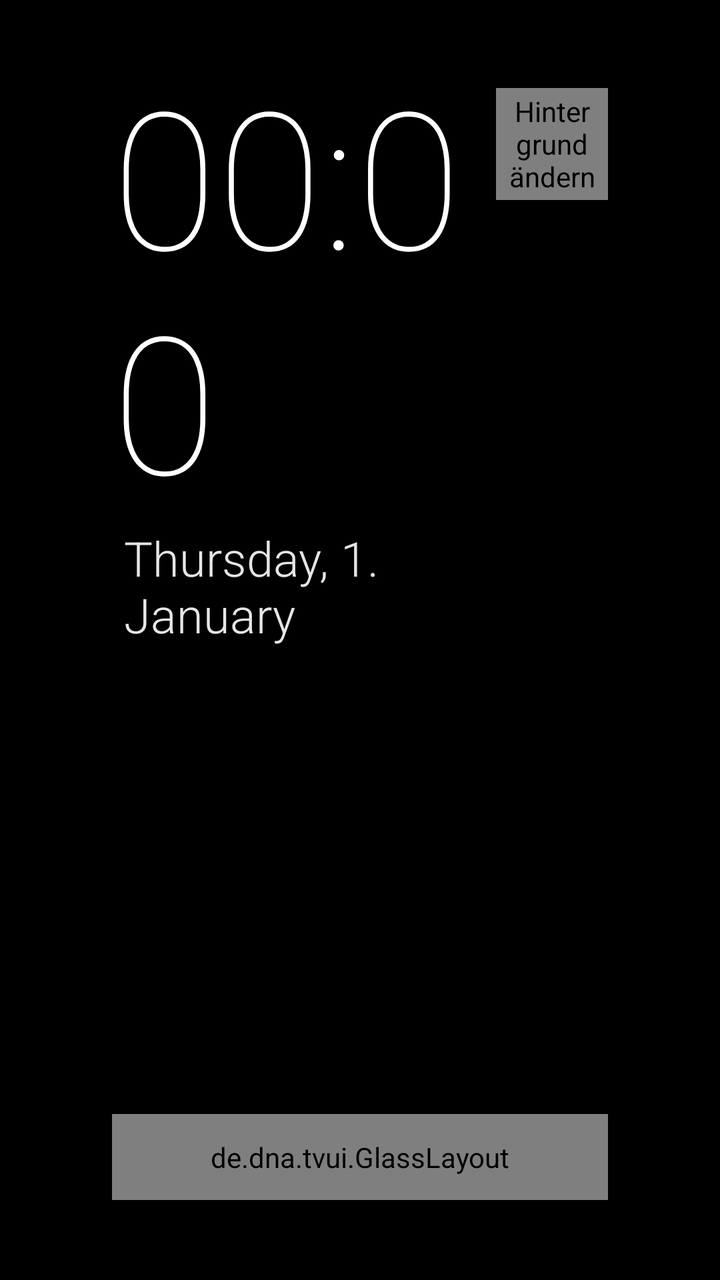
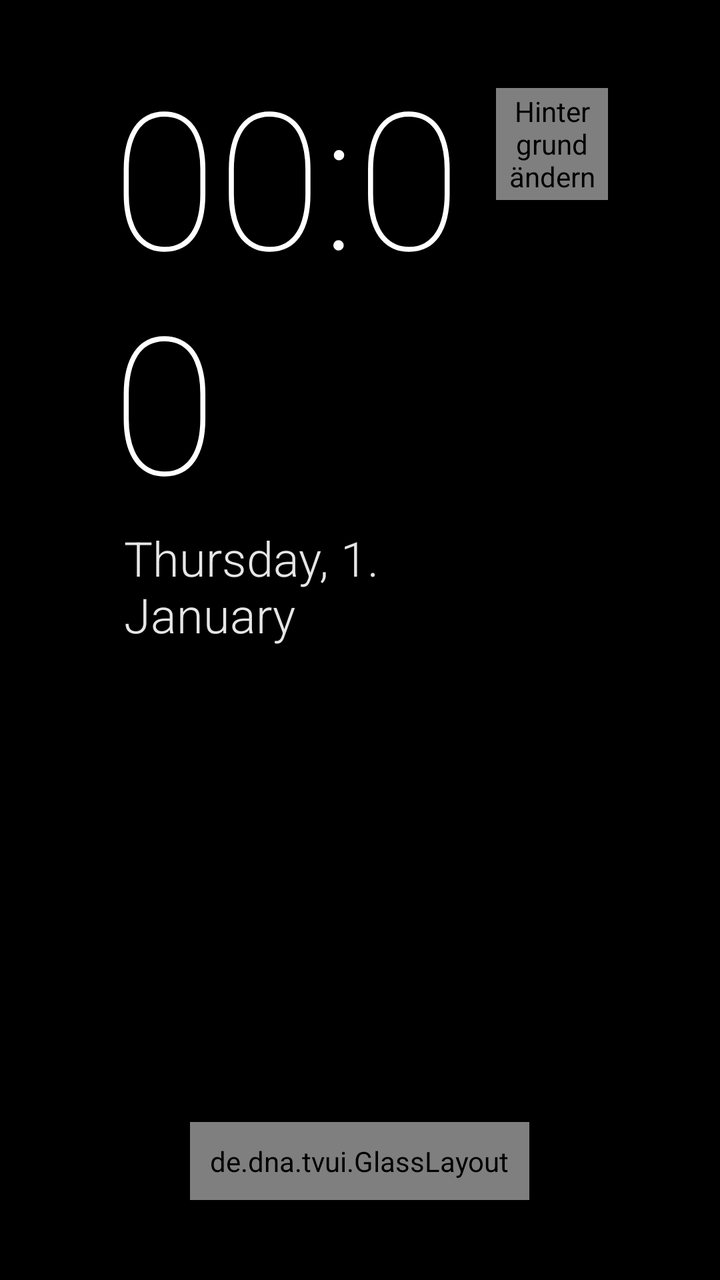

The first picture is an Android layout as it rendered before a commit; the second is the same layout after the commit. The layout source and the unified diff follow.
<!-- AndroidManifest.xml: application theme Theme.TVUI -->
<!-- res/layout/activity_main.xml -->
<?xml version="1.0" encoding="utf-8"?>
<FrameLayout xmlns:android="http://schemas.android.com/apk/res/android"
    android:layout_width="match_parent"
    android:layout_height="match_parent"
    android:background="#FF000000">

    <ImageView
        android:id="@+id/wallpaper"
        android:layout_width="match_parent"
        android:layout_height="match_parent"
        android:importantForAccessibility="no"
        android:scaleType="centerCrop" />

    <LinearLayout
        android:id="@+id/content"
        android:layout_width="match_parent"
        android:layout_height="match_parent"
        android:clipChildren="false"
        android:clipToPadding="false"
        android:orientation="vertical"
        android:paddingStart="56dp"
        android:paddingTop="36dp"
        android:paddingEnd="56dp"
        android:paddingBottom="40dp">

        <LinearLayout
            android:layout_width="match_parent"
            android:layout_height="wrap_content"
            android:clipChildren="false"
            android:orientation="horizontal">

            <LinearLayout
                android:layout_width="0dp"
                android:layout_height="wrap_content"
                android:layout_weight="1"
                android:orientation="vertical">

                <TextClock
                    android:id="@+id/clock"
                    android:layout_width="wrap_content"
                    android:layout_height="wrap_content"
                    android:fontFamily="sans-serif-thin"
                    android:format12Hour="HH:mm"
                    android:format24Hour="HH:mm"
                    android:includeFontPadding="false"
                    android:shadowColor="#55000000"
                    android:shadowRadius="18"
                    android:textColor="#FFFFFFFF"
                    android:textSize="96sp" />

                <TextClock
                    android:id="@+id/date"
                    android:layout_width="wrap_content"
                    android:layout_height="wrap_content"
                    android:layout_marginStart="6dp"
                    android:layout_marginTop="2dp"
                    android:fontFamily="sans-serif-light"
                    android:format12Hour="EEEE, d. MMMM"
                    android:format24Hour="EEEE, d. MMMM"
                    android:shadowColor="#55000000"
                    android:shadowRadius="12"
                    android:textColor="#E6FFFFFF"
                    android:textSize="24sp" />
            </LinearLayout>

            <de.dna.tvui.GlassLayout
                android:id="@+id/settingsButton"
                android:layout_width="56dp"
                android:layout_height="56dp"
                android:layout_marginTop="8dp"
                android:clickable="true"
                android:contentDescription="Hintergrund ändern"
                android:focusable="true">

                <ImageView
                    android:layout_width="26dp"
                    android:layout_height="26dp"
                    android:layout_gravity="center"
                    android:importantForAccessibility="no"
                    android:src="@drawable/ic_settings" />
            </de.dna.tvui.GlassLayout>
        </LinearLayout>

        <Space
            android:layout_width="match_parent"
            android:layout_height="0dp"
            android:layout_weight="1" />

        <TextView
            android:id="@+id/appName"
            android:layout_width="wrap_content"
            android:layout_height="wrap_content"
            android:layout_marginStart="10dp"
            android:layout_marginBottom="12dp"
            android:fontFamily="sans-serif-light"
            android:shadowColor="#66000000"
            android:shadowRadius="10"
            android:singleLine="true"
            android:textColor="#FFFFFFFF"
            android:textSize="20sp" />

        <de.dna.tvui.GlassLayout
            android:id="@+id/dock"
            android:layout_width="match_parent"
            android:layout_height="wrap_content"
            android:clipChildren="false"
            android:clipToPadding="false"
            android:padding="12dp">

            <HorizontalScrollView
                android:id="@+id/appScroll"
                android:layout_width="match_parent"
                android:layout_height="wrap_content"
                android:clipChildren="false"
                android:clipToPadding="false"
                android:overScrollMode="never"
                android:scrollbars="none">

                <LinearLayout
                    android:id="@+id/appRow"
                    android:layout_width="wrap_content"
                    android:layout_height="wrap_content"
                    android:clipChildren="false"
                    android:clipToPadding="false"
                    android:orientation="horizontal"
                    android:padding="12dp" />
            </HorizontalScrollView>
        </de.dna.tvui.GlassLayout>
    </LinearLayout>

    
    <FrameLayout
        android:id="@+id/overlay"
        android:layout_width="match_parent"
        android:layout_height="match_parent"
        android:background="#73000000"
        android:clickable="true"
        android:visibility="gone">

        <de.dna.tvui.GlassLayout
            android:id="@+id/settingsCard"
            android:layout_width="740dp"
            android:layout_height="wrap_content"
            android:layout_gravity="center"
            android:clickable="true"
            android:clipChildren="false"
            android:clipToPadding="false"
            android:padding="32dp">

            <LinearLayout
                android:layout_width="match_parent"
                android:layout_height="wrap_content"
                android:clipChildren="false"
                android:clipToPadding="false"
                android:orientation="vertical">

                <TextView
                    android:layout_width="wrap_content"
                    android:layout_height="wrap_content"
                    android:fontFamily="sans-serif-light"
                    android:text="Hintergrund"
                    android:textColor="#FFFFFFFF"
                    android:textSize="30sp" />

                <TextView
                    android:layout_width="wrap_content"
                    android:layout_height="wrap_content"
                    android:layout_marginTop="2dp"
                    android:layout_marginBottom="14dp"
                    android:text="Wähle einen Verlauf oder schick ein eigenes Foto vom iPad."
                    android:textColor="#B3FFFFFF"
                    android:textSize="16sp" />

                <LinearLayout
                    android:id="@+id/presetRow"
                    android:layout_width="wrap_content"
                    android:layout_height="wrap_content"
                    android:clipChildren="false"
                    android:clipToPadding="false"
                    android:orientation="horizontal"
                    android:paddingTop="8dp"
                    android:paddingBottom="8dp" />

                <TextView
                    android:id="@+id/presetName"
                    android:layout_width="wrap_content"
                    android:layout_height="wrap_content"
                    android:minHeight="20dp"
                    android:textColor="#CCFFFFFF"
                    android:textSize="15sp" />

                <LinearLayout
                    android:layout_width="match_parent"
                    android:layout_height="wrap_content"
                    android:layout_marginTop="16dp"
                    android:gravity="center_vertical"
                    android:orientation="horizontal">

                    <ImageView
                        android:id="@+id/qr"
                        android:layout_width="140dp"
                        android:layout_height="140dp"
                        android:background="@drawable/qr_bg"
                        android:importantForAccessibility="no"
                        android:padding="10dp" />

                    <LinearLayout
                        android:layout_width="0dp"
                        android:layout_height="wrap_content"
                        android:layout_marginStart="28dp"
                        android:layout_weight="1"
                        android:orientation="vertical">

                        <TextView
                            android:layout_width="wrap_content"
                            android:layout_height="wrap_content"
                            android:text="Eigenes Foto vom iPad"
                            android:textColor="#FFFFFFFF"
                            android:textSize="22sp" />

                        <TextView
                            android:layout_width="wrap_content"
                            android:layout_height="wrap_content"
                            android:layout_marginTop="8dp"
                            android:lineSpacingExtra="5dp"
                            android:text="1. iPad mit demselben WLAN verbinden\n2. QR-Code mit der Kamera scannen\n3. Foto auswählen – fertig ✨"
                            android:textColor="#CCFFFFFF"
                            android:textSize="16sp" />

                        <TextView
                            android:id="@+id/uploadUrl"
                            android:layout_width="wrap_content"
                            android:layout_height="wrap_content"
                            android:layout_marginTop="12dp"
                            android:fontFamily="monospace"
                            android:textColor="#FFFFFFFF"
                            android:textSize="17sp" />
                    </LinearLayout>
                </LinearLayout>
            </LinearLayout>
        </de.dna.tvui.GlassLayout>
    </FrameLayout>
</FrameLayout>
<!-- resources referenced by this layout -->
<resources>
  <!-- drawable ic_settings (drawable) -->
  <?xml version="1.0" encoding="utf-8"?>
  <vector xmlns:android="http://schemas.android.com/apk/res/android"
      android:width="24dp"
      android:height="24dp"
      android:viewportWidth="24"
      android:viewportHeight="24">
      <path
          android:fillColor="#FFFFFFFF"
          android:pathData="M19.14,12.94c0.04,-0.3 0.06,-0.61 0.06,-0.94c0,-0.32 -0.02,-0.64 -0.07,-0.94l2.03,-1.58c0.18,-0.14 0.23,-0.41 0.12,-0.61l-1.92,-3.32c-0.12,-0.22 -0.37,-0.29 -0.59,-0.22l-2.39,0.96c-0.5,-0.38 -1.03,-0.7 -1.62,-0.94L14.4,2.81c-0.04,-0.24 -0.24,-0.41 -0.48,-0.41h-3.84c-0.24,0 -0.43,0.17 -0.47,0.41L9.25,5.35C8.66,5.59 8.12,5.92 7.63,6.29L5.24,5.33c-0.22,-0.08 -0.47,0 -0.59,0.22L2.74,8.87C2.62,9.08 2.66,9.34 2.86,9.48l2.03,1.58C4.84,11.36 4.8,11.69 4.8,12s0.02,0.64 0.07,0.94l-2.03,1.58c-0.18,0.14 -0.23,0.41 -0.12,0.61l1.92,3.32c0.12,0.22 0.37,0.29 0.59,0.22l2.39,-0.96c0.5,0.38 1.03,0.7 1.62,0.94l0.36,2.54c0.05,0.24 0.24,0.41 0.48,0.41h3.84c0.24,0 0.44,-0.17 0.47,-0.41l0.36,-2.54c0.59,-0.24 1.13,-0.56 1.62,-0.94l2.39,0.96c0.22,0.08 0.47,0 0.59,-0.22l1.92,-3.32c0.12,-0.22 0.07,-0.47 -0.12,-0.61L19.14,12.94zM12,15.6c-1.98,0 -3.6,-1.62 -3.6,-3.6s1.62,-3.6 3.6,-3.6s3.6,1.62 3.6,3.6S13.98,15.6 12,15.6z" />
  </vector>
  <!-- drawable qr_bg (drawable) -->
  <?xml version="1.0" encoding="utf-8"?>
  <shape xmlns:android="http://schemas.android.com/apk/res/android" android:shape="rectangle">
      <solid android:color="#FFFFFFFF" />
      <corners android:radius="18dp" />
  </shape>
  <style name="Theme.TVUI" parent="@android:style/Theme.Material.NoActionBar.Fullscreen">
          <item name="android:windowBackground">@android:color/black</item>
          <item name="android:colorAccent">#FFFFFFFF</item>
          <item name="android:windowShowWallpaper">false</item>
      </style>
</resources>

<!-- the commit's change to res/layout/activity_main.xml (unified diff, before → after) -->
@@ -90,8 +90,8 @@
             android:id="@+id/appName"
             android:layout_width="wrap_content"
             android:layout_height="wrap_content"
-            android:layout_marginStart="10dp"
-            android:layout_marginBottom="12dp"
+            android:layout_gravity="center_horizontal"
+            android:layout_marginBottom="14dp"
             android:fontFamily="sans-serif-light"
             android:shadowColor="#66000000"
             android:shadowRadius="10"
@@ -101,15 +101,14 @@
 
         <de.dna.tvui.GlassLayout
             android:id="@+id/dock"
-            android:layout_width="match_parent"
-            android:layout_height="wrap_content"
-            android:clipChildren="false"
-            android:clipToPadding="false"
-            android:padding="12dp">
+            android:layout_width="wrap_content"
+            android:layout_height="wrap_content"
+            android:layout_gravity="center_horizontal"
+            android:padding="10dp">
 
             <HorizontalScrollView
                 android:id="@+id/appScroll"
-                android:layout_width="match_parent"
+                android:layout_width="wrap_content"
                 android:layout_height="wrap_content"
                 android:clipChildren="false"
                 android:clipToPadding="false"
